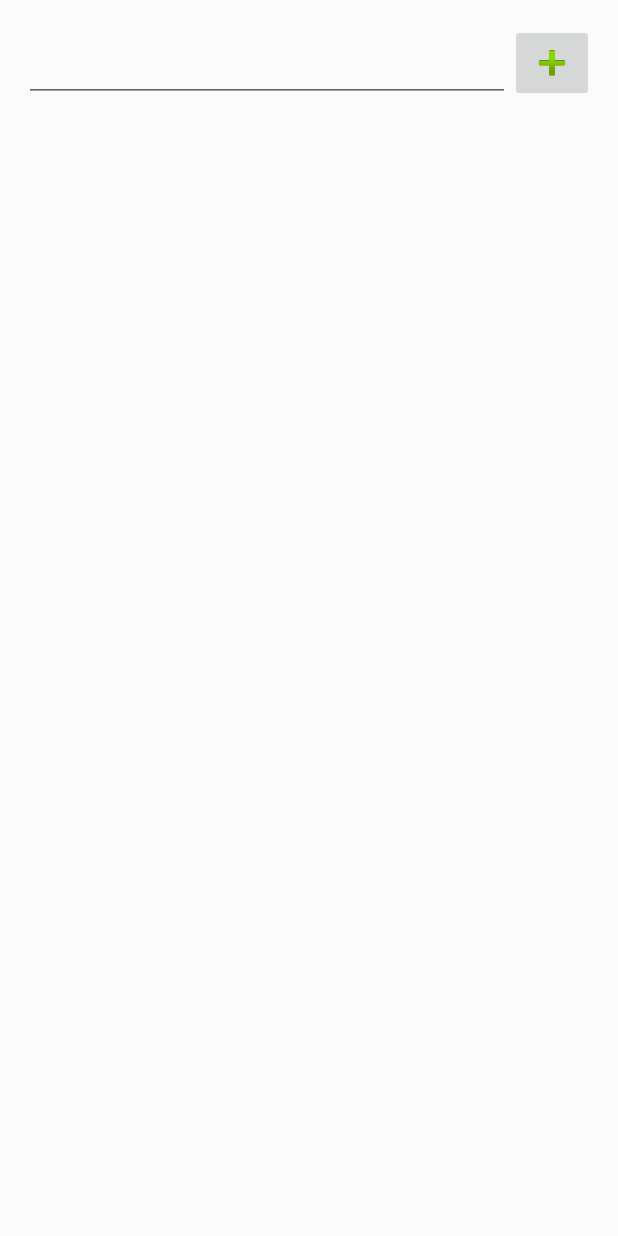
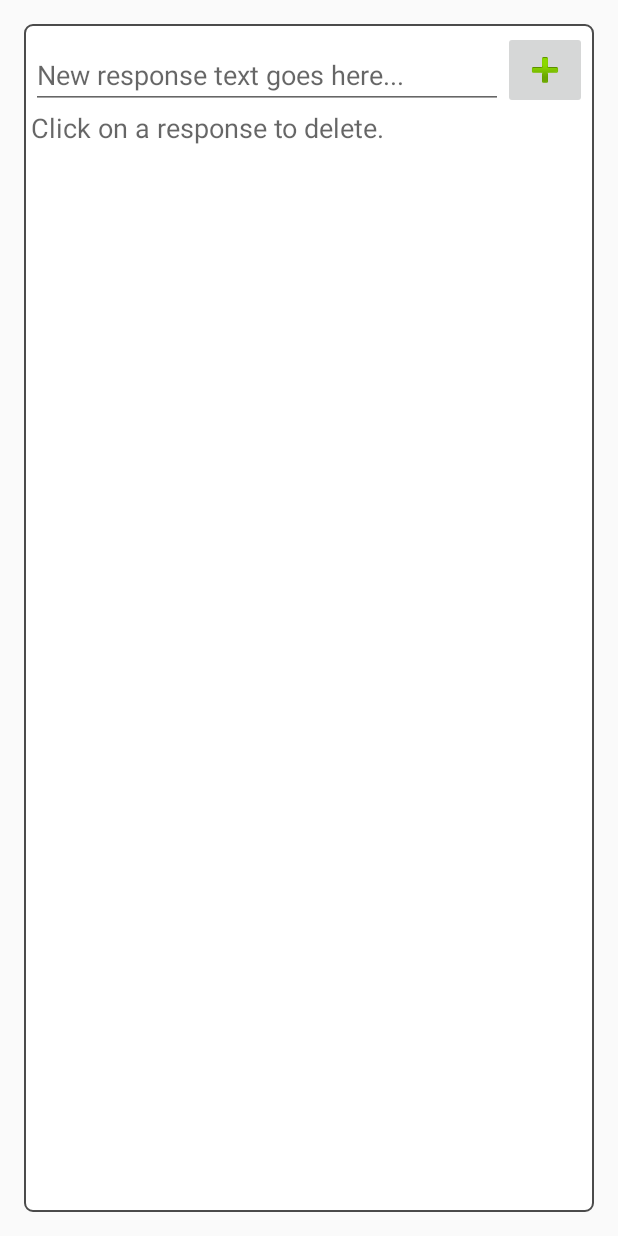
Before and after one commit to charles-ritchie/In_Touch, an Android app: the SettingsActivity screen opened directly, with no data from a screen before it, after a tap on "EDIT CANNED", on a phone screen of 412 x 824 dp. Run offline under Robolectric (Android 15) with nearby library versions, the phone set to English and light mode, and no system bars.

Commit message:
Added Contacts, Call buttons. Confirmation dialogs etc.

```diff
--- a/app/src/main/java/com/signify/intouch/SettingsActivity.java
+++ b/app/src/main/java/com/signify/intouch/SettingsActivity.java
@@ -1,18 +1,22 @@
 package com.signify.intouch;
 
 import android.content.Intent;
+import android.database.Cursor;
+import android.net.Uri;
 import android.provider.ContactsContract;
 import android.support.v7.app.ActionBarActivity;
 import android.os.Bundle;
-import android.view.Menu;
-import android.view.MenuItem;
+import android.util.Log;
 import android.view.View;
 import android.widget.Button;
 
 
 public class SettingsActivity extends ActionBarActivity {
 
-    private static final int REQUEST_CONTACTPICKER = 1;
+    //Constants
+    private static final int REQUEST_CONTACTPICKER = 1001;
+
+    //UI views
     Button editResponse;
     Button addContact;
 
@@ -21,15 +25,16 @@ public class SettingsActivity extends ActionBarActivity {
         super.onCreate(savedInstanceState);
         setContentView(R.layout.activity_settings);
 
+        //Set click listeners
         editResponse = (Button)findViewById(R.id.button_edit_response);
         editResponse.setOnClickListener(new View.OnClickListener() {
             @Override
             public void onClick(View v) {
-                gotoEditCannedActivity();
+                launchEditResponse();
             }
         });
 
-        addContact = (Button)findViewById(R.id.button_contact_add);
+        addContact = (Button)findViewById(R.id.button_add_contact);
         addContact.setOnClickListener(new View.OnClickListener() {
             @Override
             public void onClick(View v) {
@@ -38,7 +43,39 @@ public class SettingsActivity extends ActionBarActivity {
         });
     }
 
-    private void gotoEditCannedActivity(){
+    @Override
+    protected void onActivityResult(int requestCode, int resultCode, Intent data) {
+        super.onActivityResult(requestCode,resultCode,data);
+        if(requestCode == REQUEST_CONTACTPICKER){
+            if(resultCode == RESULT_OK){
+                contactPickedOk(data);
+            } else{
+
+            }
+        }
+    }
+
+    public void contactPickedOk(Intent data){
+        Uri contactUri = data.getData();
+        String contactID = contactUri.getLastPathSegment();
+        Log.i("contact",contactID);
+        Cursor cursor = getContentResolver().query(
+                ContactsContract.CommonDataKinds.Phone.CONTENT_URI, null,
+                ContactsContract.CommonDataKinds.Phone._ID + "=?",
+                new String[]{contactID},null
+        );
+        Boolean exists = cursor.moveToFirst();
+        int phoneNumberColumnIndex = cursor.getColumnIndex(ContactsContract.CommonDataKinds.Phone.NUMBER);
+        String phoneNumber = "";
+        while(exists){
+            phoneNumber = cursor.getString(phoneNumberColumnIndex);
+            exists = cursor.moveToNext();
+        }
+        Log.i("number", phoneNumber);
+    }
+
+    //Click handler functions
+    private void launchEditResponse(){
         Intent intent = new Intent(this, EditCannedActivity.class);
         startActivity(intent);
     }
@@ -49,7 +86,8 @@ public class SettingsActivity extends ActionBarActivity {
         startActivityForResult(intent, REQUEST_CONTACTPICKER);
     }
 
-    private void propagateData(){
+    //Fill UI with data
+    private void propagateUI(){
 
     }
 
--- a/app/src/main/res/layout/activity_edit_canned.xml
+++ b/app/src/main/res/layout/activity_edit_canned.xml
@@ -13,7 +13,8 @@
 
     <RelativeLayout
         android:layout_width="fill_parent"
-        android:layout_height="fill_parent">
+        android:layout_height="fill_parent"
+        android:background="@drawable/layout_bg">
 
         <EditText
             android:layout_width="wrap_content"
@@ -25,7 +26,8 @@
             android:layout_alignParentLeft="true"
             android:layout_alignParentStart="true"
             android:layout_toLeftOf="@+id/button_response_add"
-            android:layout_toStartOf="@+id/button_response_add"/>
+            android:layout_toStartOf="@+id/button_response_add"
+            android:hint="@string/hint_response_textfield"/>
 
         <ImageButton
             android:layout_width="wrap_content"
@@ -42,6 +44,13 @@
             android:layout_height="fill_parent"
             android:layout_below="@+id/textview_add_response">
 
+            <TextView
+                android:layout_width="wrap_content"
+                android:layout_height="wrap_content"
+                android:textAppearance="?android:attr/textAppearanceMedium"
+                android:text="@string/text_delete_reference"
+                android:id="@+id/textView9"/>
+
             <ListView
                 android:layout_width="fill_parent"
                 android:layout_height="fill_parent"
--- a/app/src/main/res/layout/activity_settings.xml
+++ b/app/src/main/res/layout/activity_settings.xml
@@ -39,7 +39,7 @@
                     android:layout_width="wrap_content"
                     android:layout_height="wrap_content"
                     android:text="@string/button_addcontact"
-                    android:id="@+id/button_contact_add" />
+                    android:id="@+id/button_add_contact" />
             </LinearLayout>
 
             <LinearLayout
--- a/app/src/main/res/values/strings.xml
+++ b/app/src/main/res/values/strings.xml
@@ -21,5 +21,7 @@
     <string name="title_activity_edit_canned">EditCannedActivity</string>
     <string name="hello_world">Hello world!</string>
     <string name="button_edit_response">Edit Canned</string>
+    <string name="hint_response_textfield">New response text goes here...</string>
+    <string name="text_delete_reference">Click on a response to delete.</string>
 
 </resources>
```
Also changed, not shown: app/src/main/java/com/signify/intouch/EditCannedActivity.java (+3 -7 lines).
